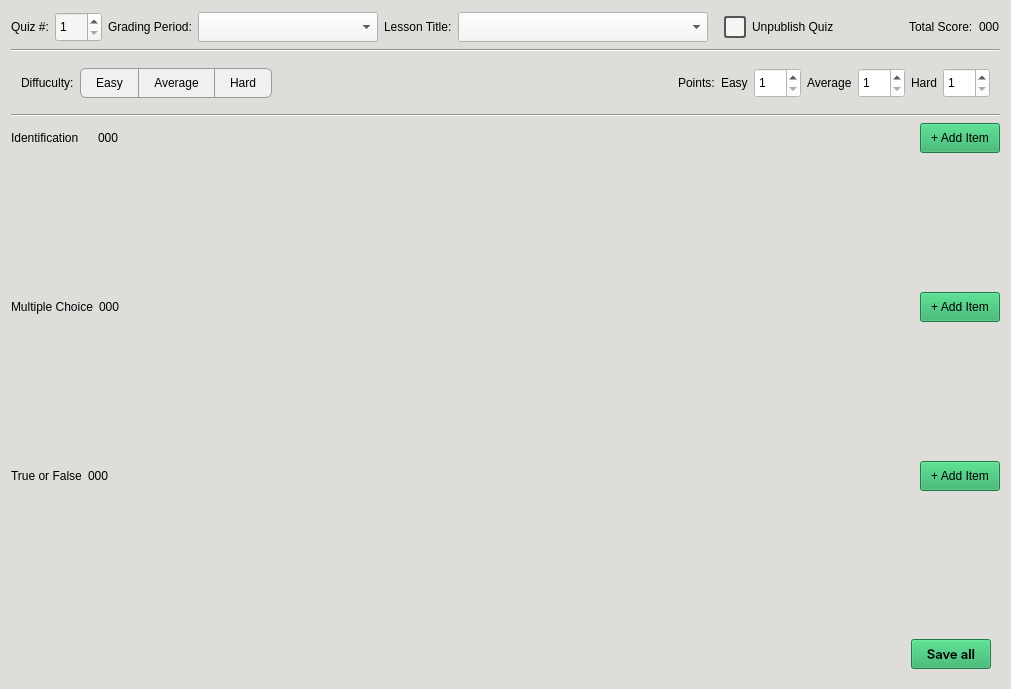
CPG19040/CPG19040, file CAI_PyQt/CAI_Admin/UI/QuizDialog.ui: the form before one commit.
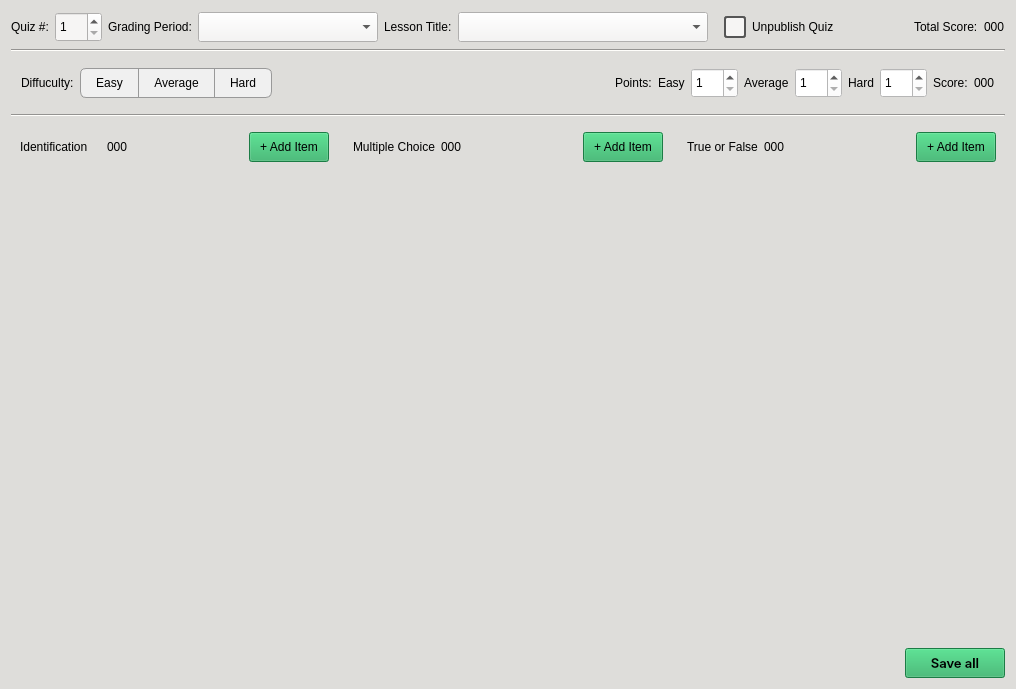
The form after the commit. Icons and pictures are not drawn.

What changed in the file:
```diff
--- a/CAI_PyQt/CAI_Admin/UI/QuizDialog.ui
+++ b/CAI_PyQt/CAI_Admin/UI/QuizDialog.ui
@@ -6,7 +6,7 @@
    <rect>
     <x>0</x>
     <y>0</y>
-    <width>1011</width>
+    <width>1016</width>
     <height>689</height>
    </rect>
   </property>
@@ -140,7 +140,7 @@
       </spacer>
      </item>
      <item>
-      <widget class="QLabel" name="label_4">
+      <widget class="QLabel" name="label_5">
        <property name="text">
         <string>Total Score:</string>
        </property>
@@ -462,6 +462,20 @@
            </property>
           </widget>
          </item>
+         <item>
+          <widget class="QLabel" name="label_4">
+           <property name="text">
+            <string>Score:</string>
+           </property>
+          </widget>
+         </item>
+         <item>
+          <widget class="QLabel" name="label_scoreperlevel">
+           <property name="text">
+            <string>000</string>
+           </property>
+          </widget>
+         </item>
         </layout>
        </widget>
       </item>
@@ -476,6 +490,24 @@
     </widget>
    </item>
    <item>
+    <widget class="QWidget" name="widget_6" native="true">
+     <layout class="QHBoxLayout" name="horizontalLayout_7">
+      <property name="leftMargin">
+       <number>0</number>
+      </property>
+      <property name="topMargin">
+       <number>0</number>
+      </property>
+      <property name="rightMargin">
+       <number>0</number>
+      </property>
+      <property name="bottomMargin">
+       <number>0</number>
+      </property>
+      <item>
+       <widget class="QWidget" name="widget_5" native="true">
+        <layout class="QVBoxLayout" name="verticalLayout">
+         <item>
     <widget class="QWidget" name="widget" native="true">
      <layout class="QHBoxLayout" name="horizontalLayout_3">
       <property name="leftMargin">
@@ -646,14 +678,26 @@
        <rect>
         <x>0</x>
         <y>0</y>
-        <width>993</width>
-        <height>128</height>
-       </rect>
-      </property>
-      <layout class="QVBoxLayout" name="verticalLayout_7"/>
+              <width>311</width>
+              <height>467</height>
+             </rect>
+            </property>
+            <layout class="QVBoxLayout" name="layout_identification"/>
      </widget>
     </widget>
    </item>
+        </layout>
+       </widget>
+      </item>
+      <item>
+       <widget class="QWidget" name="widget_7" native="true">
+        <property name="minimumSize">
+         <size>
+          <width>0</width>
+          <height>0</height>
+         </size>
+        </property>
+        <layout class="QVBoxLayout" name="verticalLayout_6">
    <item>
     <widget class="QWidget" name="widget_3" native="true">
      <layout class="QHBoxLayout" name="horizontalLayout_5">
@@ -812,14 +856,26 @@
        <rect>
         <x>0</x>
         <y>0</y>
-        <width>993</width>
-        <height>127</height>
-       </rect>
-      </property>
-      <layout class="QVBoxLayout" name="verticalLayout_3"/>
+              <width>310</width>
+              <height>467</height>
+             </rect>
+            </property>
+            <layout class="QVBoxLayout" name="layout_multiplechoice"/>
      </widget>
     </widget>
    </item>
+        </layout>
+       </widget>
+      </item>
+      <item>
+       <widget class="QWidget" name="widget_8" native="true">
+        <property name="minimumSize">
+         <size>
+          <width>0</width>
+          <height>100</height>
+         </size>
+        </property>
+        <layout class="QVBoxLayout" name="verticalLayout_8">
    <item>
     <widget class="QWidget" name="widget_4" native="true">
      <layout class="QHBoxLayout" name="horizontalLayout_6">
@@ -978,12 +1034,18 @@
        <rect>
         <x>0</x>
         <y>0</y>
-        <width>993</width>
-        <height>128</height>
-       </rect>
-      </property>
-      <layout class="QVBoxLayout" name="verticalLayout_4"/>
-     </widget>
+              <width>311</width>
+              <height>467</height>
+             </rect>
+            </property>
+            <layout class="QVBoxLayout" name="layout_trueorfalse"/>
+           </widget>
+          </widget>
+         </item>
+        </layout>
+       </widget>
+      </item>
+     </layout>
     </widget>
    </item>
    <item>
@@ -998,6 +1060,18 @@
       <enum>QFrame::Raised</enum>
      </property>
      <layout class="QHBoxLayout" name="horizontalLayout_4">
+      <property name="leftMargin">
+       <number>0</number>
+      </property>
+      <property name="topMargin">
+       <number>0</number>
+      </property>
+      <property name="rightMargin">
+       <number>0</number>
+      </property>
+      <property name="bottomMargin">
+       <number>0</number>
+      </property>
       <item>
        <spacer name="horizontalSpacer_7">
         <property name="orientation">
@@ -1015,7 +1089,7 @@
        <widget class="QPushButton" name="btn_save">
         <property name="minimumSize">
          <size>
-          <width>0</width>
+          <width>100</width>
           <height>30</height>
          </size>
         </property>
@@ -1037,6 +1111,12 @@
         <property name="text">
          <string>Save all</string>
         </property>
+        <property name="iconSize">
+         <size>
+          <width>20</width>
+          <height>20</height>
+         </size>
+        </property>
        </widget>
       </item>
      </layout>
```
Lines whose indentation alone changed are shown as unchanged.
